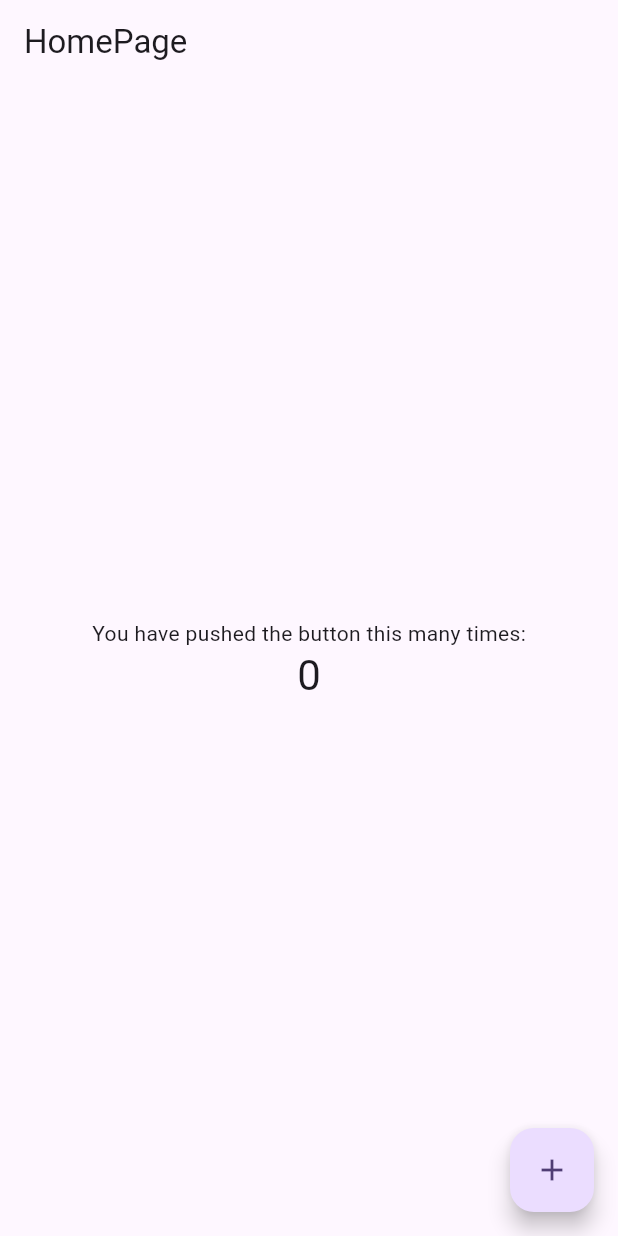
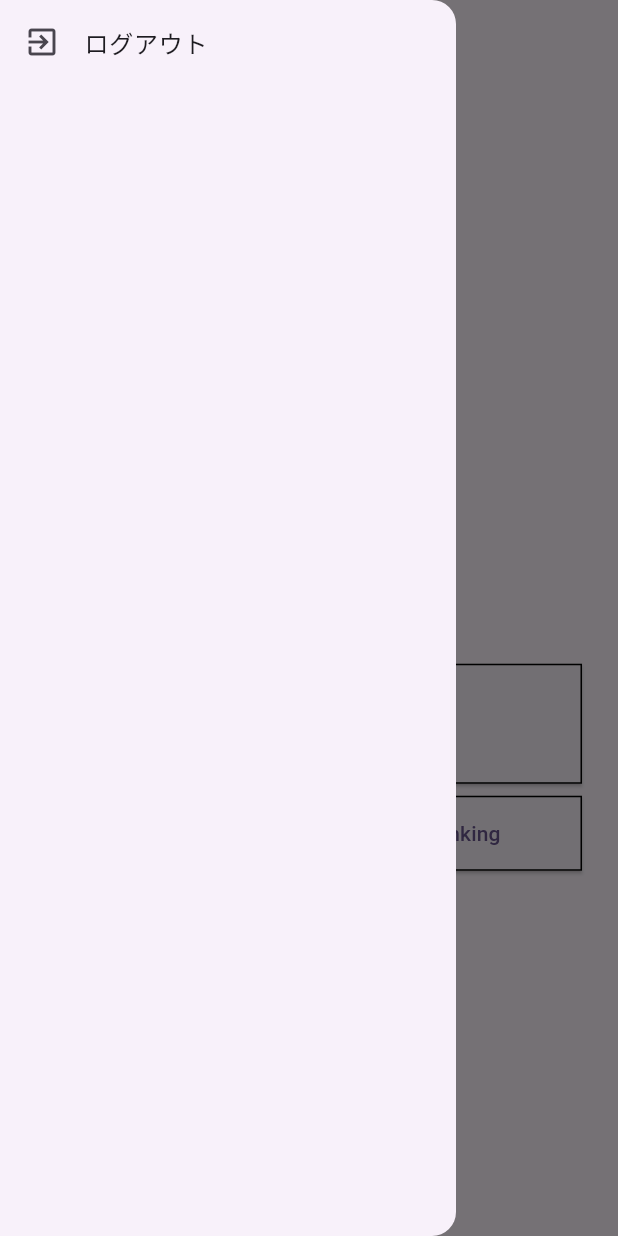
Before and after one commit to Issei-Hiramatsu/team_pampers, a Flutter app: the screen it shows after launch, with the side drawer open (before the commit the screen has no drawer), on a phone screen of 412 x 824 dp. Run offline on Flutter 3.47's test engine with Material 2 defaults, Android fonts, the light colour scheme and no system bars; our stand-ins replace cloud_firestore, connectivity_plus, firebase_auth, firebase_core, firebase_storage, flutter_hooks and 3 more; accounts and stored records are empty.

Commit message:
add: ホームページのUIを作成

```diff
--- a/lib/app.dart
+++ b/lib/app.dart
@@ -10,7 +10,9 @@ class App extends StatelessWidget {
     return MaterialApp(
       debugShowCheckedModeBanner: false,
       theme: ThemeData(
-        colorScheme: ColorScheme.fromSeed(seedColor: Colors.deepPurple),
+        colorScheme: ColorScheme.fromSeed(
+            seedColor: Colors.deepPurple,
+        ),
         useMaterial3: true,
       ),
       home: const HomePage(),
--- a/lib/pages/home_page/components/home_app_bar.dart
+++ /dev/null
@@ -1,15 +0,0 @@
-import 'package:flutter/material.dart';
-
-class HomePageAppBar extends StatelessWidget implements PreferredSizeWidget {
-  const HomePageAppBar({super.key});
-
-  @override
-  Size get preferredSize => const Size(double.infinity, kToolbarHeight);
-
-  @override
-  Widget build(BuildContext context) {
-    return AppBar(
-      title: const Text('HomePage'),
-    );
-  }
-}
--- a/lib/pages/home_page/components/home_body.dart
+++ /dev/null
@@ -1,25 +0,0 @@
-import 'package:flutter/material.dart';
-
-class HomePageBody extends StatelessWidget {
-  const HomePageBody({super.key, required this.counter});
-
-  final int counter;
-
-  @override
-  Widget build(BuildContext context) {
-    return Center(
-      child: Column(
-        mainAxisAlignment: MainAxisAlignment.center,
-        children: <Widget>[
-          const Text(
-            'You have pushed the button this many times:',
-          ),
-          Text(
-            '$counter',
-            style: Theme.of(context).textTheme.headlineMedium,
-          ),
-        ],
-      ),
-    );
-  }
-}
--- /dev/null
+++ b/lib/pages/home_page/components/home_button.dart
@@ -0,0 +1,36 @@
+import 'package:flutter/material.dart';
+
+class HomePageButton extends StatelessWidget {
+  const HomePageButton(
+      {super.key,
+        required this.onPressed,
+        required this.text,
+        this.icon,
+        });
+
+  final VoidCallback onPressed;
+  final String text;
+  final IconData? icon;
+
+  @override
+  Widget build(BuildContext context) {
+    return ElevatedButton(
+      style: ElevatedButton.styleFrom(
+        side: const BorderSide(
+          color: Colors.black,
+        ),
+        shape: RoundedRectangleBorder(
+          borderRadius: BorderRadius.circular(0),
+        ),
+      ),
+        onPressed: onPressed,
+        child: Row(
+          mainAxisAlignment: MainAxisAlignment.center,
+          children: [
+            Icon(icon),
+            Text(text),
+          ],
+        ),
+    );
+  }
+}
--- a/lib/pages/home_page/components/home_components.dart
+++ b/lib/pages/home_page/components/home_components.dart
@@ -1,2 +1 @@
-export 'home_app_bar.dart';
-export 'home_body.dart';
+export 'home_button.dart';
--- a/lib/pages/home_page/home_page.dart
+++ b/lib/pages/home_page/home_page.dart
@@ -1,11 +1,11 @@
 import 'package:flutter/material.dart';
-import 'package:flutter_hooks/flutter_hooks.dart';
 import 'package:hooks_riverpod/hooks_riverpod.dart';
-
-import 'components/home_components.dart';
+import 'package:team_pampers/pages/home_page/components/home_button.dart';
+import 'package:team_pampers/utils/utils.dart';
+import 'package:team_pampers/widgets/drawer.dart';
 
 class HomePage extends HookConsumerWidget {
-  const HomePage({super.key});
+   const HomePage({super.key});
 
   static Route<dynamic> route() {
     return MaterialPageRoute<dynamic>(
@@ -15,22 +15,49 @@ class HomePage extends HookConsumerWidget {
 
   @override
   Widget build(BuildContext context, WidgetRef ref) {
-    final counter = useState(0);
+    var _scaffoldKey = GlobalKey<ScaffoldState>();
+    return Scaffold(
+      key: _scaffoldKey,
+      appBar: AppBar(
+        leading:
+          IconButton(icon: Icon(Icons.settings),
+            onPressed: (){
+              _scaffoldKey.currentState!.openDrawer();
 
-    void incrementCounter() {
-      counter.value += 1;
-    }
-
-    return Scaffold(
-      appBar: const HomePageAppBar(),
-      body: HomePageBody(
-        counter: counter.value,
+            },),
       ),
-      floatingActionButton: FloatingActionButton(
-        onPressed: incrementCounter,
-        tooltip: 'Increment',
-        child: const Icon(Icons.add),
+      body: Center(
+        child: Padding(
+          padding: EdgeInsets.symmetric(horizontal: 24),
+          child: Column(
+            mainAxisAlignment: MainAxisAlignment.center,
+            children: [
+              Text('XXXXテスト',style: Theme.of(context).textTheme.headlineLarge,),
+              SizedBox(height: 100,),
+              SizedBox(
+                height: 80,
+                  child: HomePageButton(onPressed: (){}, text: 'START')),
+              SizedBox(height: 8,),
+              Row(
+                children: [
+                  SizedBox(
+                    height: 50,
+                    width: context.deviceWidth*0.5-24-4,
+                    child: HomePageButton(onPressed: (){}, icon: Icons.person_outline,text: 'Profile',),
+                  ),
+                  SizedBox(width: 8,),
+                  SizedBox(
+                    height: 50,
+                    width: context.deviceWidth*0.5-24-4,
+                    child: HomePageButton(onPressed: (){}, icon: Icons.emoji_events_outlined,text: 'Ranking',),
+                  ),
+                ],
+              )
+            ],
+          ),
+        ),
       ),
+      drawer: CustomDrawer(),
     );
   }
 }
--- /dev/null
+++ b/lib/widgets/drawer.dart
@@ -0,0 +1,23 @@
+import 'package:flutter/material.dart';
+
+class CustomDrawer extends StatelessWidget {
+  const CustomDrawer({super.key});
+
+  @override
+  Widget build(BuildContext context) {
+    return Drawer(
+      child: ListView(
+        children: [
+          ListTile(
+            onTap: () {},
+            leading: Icon(Icons.exit_to_app),
+            title: const Text(
+              'ログアウト',
+            ),
+          ),
+        ],
+      ),
+
+    );
+  }
+}
```
